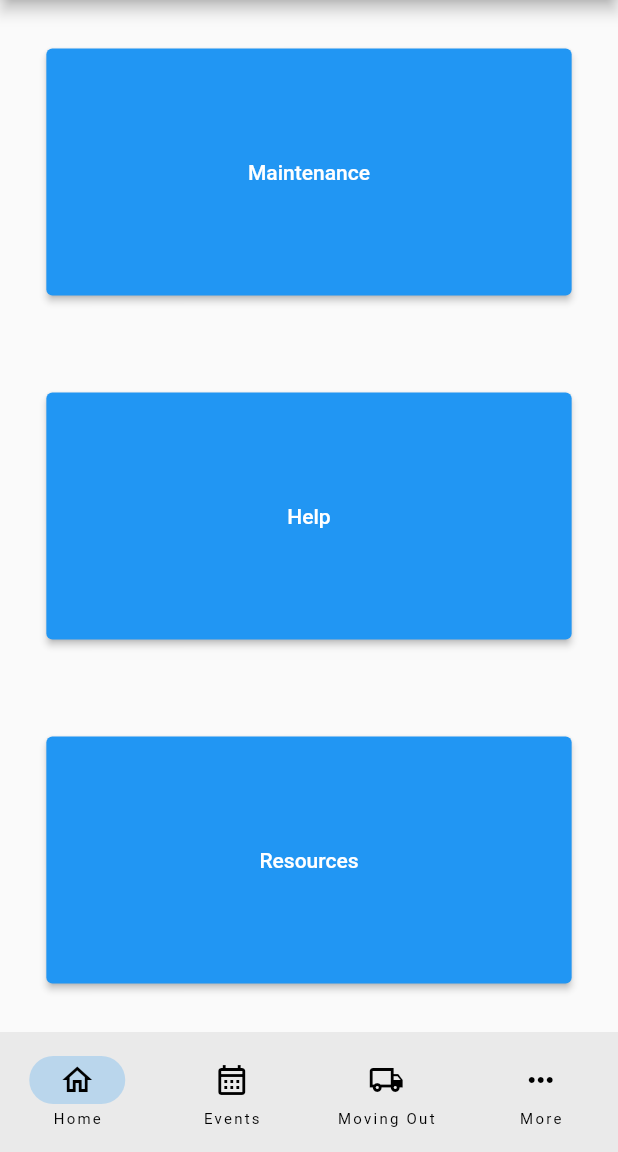
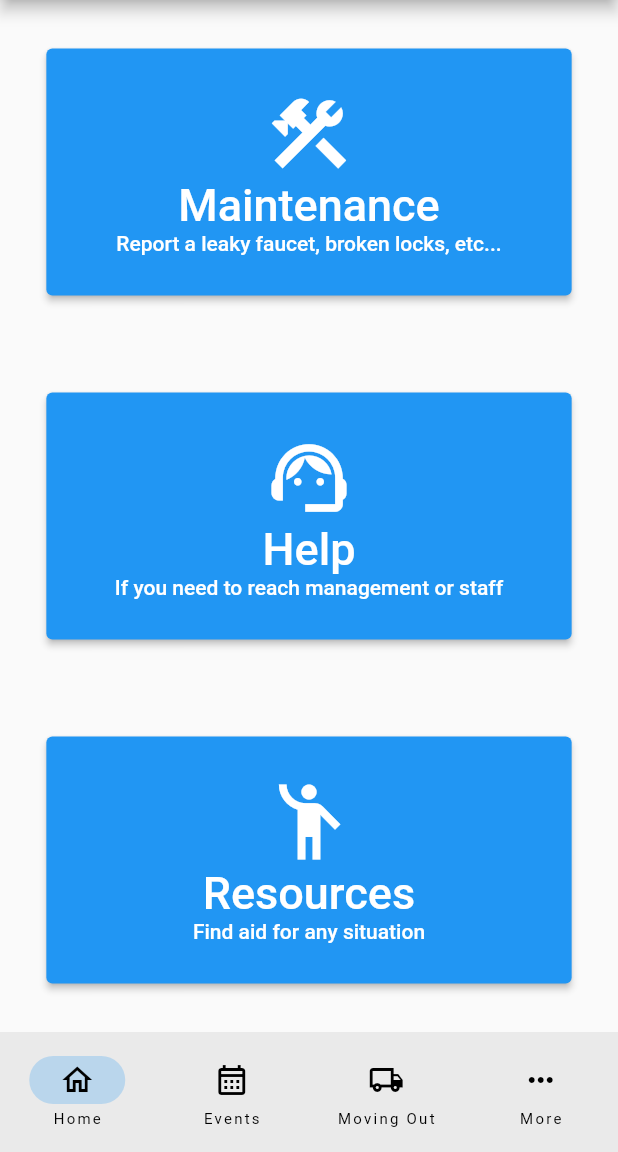
Before and after one commit to Aaron-m-ram/Flutter-Dormitory, a Flutter app: the screen it shows after launch, on a phone screen of 412 x 824 dp, the part 84-1236 px from its top. Run offline on Flutter 3.47's test engine with Material 2 defaults, Android fonts, the phone set to English and light mode, and no system bars.

Commit message:
Home Page complete
Created all the CSS for the home page.  This includes Icons, font size.

```diff
--- a/flutter_dorm/lib/home_page.dart
+++ b/flutter_dorm/lib/home_page.dart
@@ -18,8 +18,19 @@ class HomePage extends StatelessWidget {
             onPressed: () {
               debugPrint("You pressed maintx");
             },
-          child: const Text('Maintenance'),
+            child: Column(
+              children: const [
+                Icon(
+                  Icons.construction,
+                  size: 60,
                 ),
+                Text(
+                  'Maintenance',
+                  style: TextStyle(fontSize: 30),
+                ),
+                Text('Report a leaky faucet, broken locks, etc...'),
+              ],
+            )),
         ElevatedButton(
             style: ElevatedButton.styleFrom(
               minimumSize: Size(deviceWidth * .85, deviceHeight * .20),
@@ -28,8 +39,19 @@ class HomePage extends StatelessWidget {
             onPressed: () {
               debugPrint("You pressed help");
             },
-          child: const Text('Help'),
+            child: Column(
+              children: const [
+                Icon(
+                  Icons.support_agent,
+                  size: 60,
                 ),
+                Text(
+                  'Help',
+                  style: TextStyle(fontSize: 30),
+                ),
+                Text('If you need to reach management or staff')
+              ],
+            )),
         ElevatedButton(
           style: ElevatedButton.styleFrom(
             minimumSize: Size(deviceWidth * .85, deviceHeight * .20),
@@ -38,8 +60,20 @@ class HomePage extends StatelessWidget {
           onPressed: () {
             debugPrint("You pressed Resources");
           },
-          child: const Text('Resources'),
+          child: Column(
+            children: const [
+              Icon(
+                Icons.emoji_people,
+                size: 60,
+              ),
+              Text(
+                'Resources',
+                style: TextStyle(fontSize: 30),
+              ),
+              Text('Find aid for any situation'),
+            ],
           ), /* */
+        )
       ]),
     );
   }
```
Lines whose indentation alone changed are shown as unchanged.
